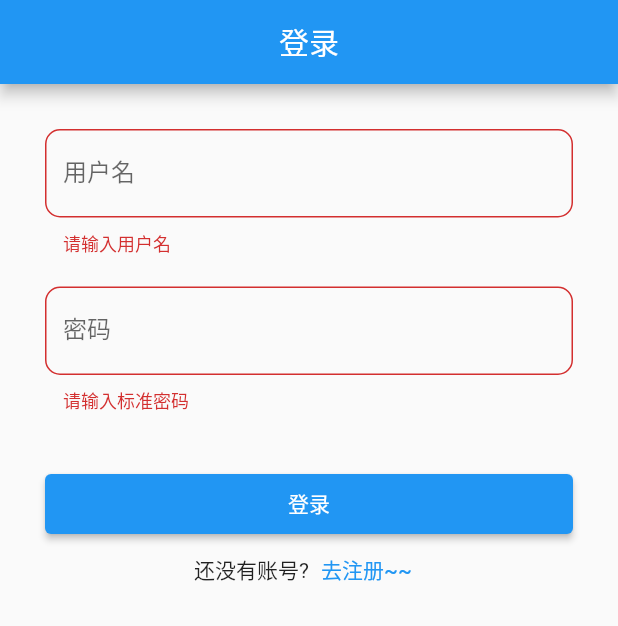
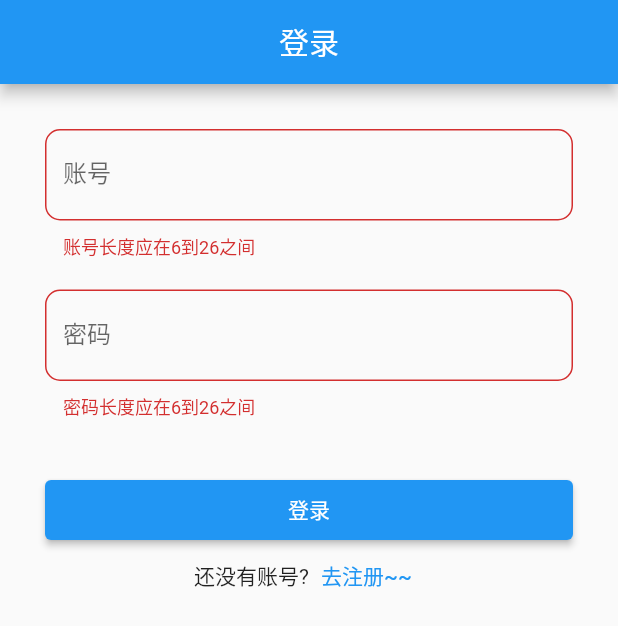
Before and after one commit to lianhuahe/kuangchang_project, a Flutter app: the screen it shows after launch, after a tap on "登录", on a phone screen of 412 x 824 dp. Shown: the top 626 px of the screen. Run offline on Flutter 3.47's test engine with Material 2 defaults, Android fonts, the phone set to English and light mode, and no system bars; our stand-ins replace cached_network_image, fluro, flutter_swiper_null_safety, get, image_picker; missing offline and left inert: gzx_dropdown_menu, protobuf, shake_animation_widget; network calls fail; statements that could not run were skipped; project files that could hold a hidden picture were left out.

Commit message:
规范登录，注册页

```diff
--- a/kuangchang_app/lib/login.dart
+++ b/kuangchang_app/lib/login.dart
@@ -150,7 +150,7 @@ StreamBuilder<String> buildUserNameWidget() {
                 InputDecoration(
                   //红色的错误提示文本
                   errorText: snapshot.data,
-                  labelText: "用户名",
+                  labelText: "账号",
                   //设置上下左右 都有边框
                   //设置四个角的弧度
                   border: OutlineInputBorder(
@@ -159,7 +159,8 @@ StreamBuilder<String> buildUserNameWidget() {
                   ),
                 )
 
-            ));
+            )
+        );
       });
 }
 
--- a/kuangchang_app/lib/pages/home/index.dart
+++ b/kuangchang_app/lib/pages/home/index.dart
@@ -4,6 +4,7 @@ import 'package:kuangchang_app/pages/login.dart';
 
 import '../deal_manage/index.dart';
 import '../news/news_page.dart';
+import 'tab_profile/index.dart';
 //4个tab内容区
 List<Widget> tabViewList=
 [
@@ -33,7 +34,7 @@ class _HomePageState extends State<HomePage> {
   static const List<Widget> _widgetOptions = <Widget>[
     TopnavigationPage(),
     NewsPage(),
-    DealManagePage(),
+    TabProfilePage(),
   ];
 
   void _onItemTapped(int index) {
--- /dev/null
+++ b/kuangchang_app/lib/pages/home/tab_seach/filter_bar/data.dart
@@ -0,0 +1,25 @@
+class FilterBarResult{
+  final String? priceID;
+  final String? scoreID;
+  final List<String>? moreIds;
+  FilterBarResult({this.priceID,this.scoreID,this.moreIds});
+}
+
+//通用类型
+class GeneralType{
+  final String? name;
+  final String? id;
+
+  GeneralType(this.name,this.id);
+}
+
+List<GeneralType> priceList = [
+  GeneralType('由小到大','11'),
+  GeneralType('由大到小','22'),
+];
+
+
+List<GeneralType> scoreList = [
+  GeneralType('由小到大','11'),
+  GeneralType('由大到小','22'),
+];
--- a/kuangchang_app/lib/pages/login.dart
+++ b/kuangchang_app/lib/pages/login.dart
@@ -98,7 +98,8 @@ class _LoginPageState extends State<LoginPage> {
                 TextButton(
                   // 一个注册按钮
                     onPressed: () {
-                      Get.offNamed('/register');
+                      Get.toNamed('/register');
+                      print('login');
                       //跳转到注册界面
                     },
                     child: Text('去注册~~'))
@@ -136,27 +137,20 @@ StreamBuilder<String> buildUserNameWidget() {
             isForward: false,
             //抖动控制器
             shakeAnimationController: _userNameAnimation,
-            child:  TextField(
+            child: new TextField(
               //焦点控制
               focusNode: _userNameFocusNode,
               //文本控制器
               controller: _userNameController,
               //键盘回车键点击回调
-              onSubmitted: (String value) {
-                //点击校验，如果有内容输入 输入焦点跳入下一个输入框
-                if (checkUserName()) {
-              _userNameFocusNode.unfocus();
-              FocusScope.of(context).requestFocus(_passwordFocusNode);
-            } else {
-              FocusScope.of(context).requestFocus(_userNameFocusNode);
-            }
-          },
                 //边框样式设置
                 decoration:
                 InputDecoration(
                   //红色的错误提示文本
                   errorText: snapshot.data,
-                  labelText: "用户名",
+                  labelText: "账号",
+                  hintText: '请输入6~26个字母，数字，下划线组成的账号',
+                  hintStyle: TextStyle(fontSize: 14.0),
                   //设置上下左右 都有边框
                   //设置四个角的弧度
                   border: OutlineInputBorder(
@@ -184,13 +178,6 @@ StreamBuilder<String> buildUserPasswordWidget() {
         child: new TextField(
           focusNode: _passwordFocusNode,
           controller: _passwordController,
-          onSubmitted: (String value) {
-            if (checkUserPassword()) {
-              //loginFunction();
-            } else {
-              FocusScope.of(context).requestFocus(_passwordFocusNode);
-            }
-          },
           //隐藏输入的文本
           obscureText: true,
           //最大可输入1行
@@ -198,6 +185,8 @@ StreamBuilder<String> buildUserPasswordWidget() {
           //边框样式设置
           decoration: InputDecoration(
             labelText: "密码",
+            hintText: '请输入6~26个字母，数字，下划线组成的密码',
+            hintStyle: TextStyle(fontSize: 14.0),
             errorText: snapshot.data,
             border: OutlineInputBorder(
               borderRadius: BorderRadius.all(Radius.circular(10)),
@@ -213,27 +202,49 @@ StreamBuilder<String> buildUserPasswordWidget() {
 bool checkUserName() {
   //获取输入框中的输入文本
   String userName = _userNameController.text;
-  if (userName.length == 0) {
+  if (userName.length < 6||userName.length > 26) {
     //Stream 事件流更新提示文案
-    _userNameStream.add("请输入用户名");
+    _userNameStream.add("账号长度应在6到26之间");
     //抖动动画开启
     _userNameAnimation.start();
     return false;
-  } else {
+  }
+  else if (userName.contains(new RegExp(r'[^\w]'))) {
+    //Stream 事件流更新提示文案
+    _userNameStream.add("请输入规范账号");
+    //抖动动画开启
+    _userNameAnimation.start();
+    return false;
+  }
+
+  else {
     //清除错误提示
-    _userNameStream.add("");
+    //_userNameStream.add("");
     return true;
   }
 }
 
 bool checkUserPassword() {
   String userPassrowe = _passwordController.text;
-  if (userPassrowe.length < 6) {
-    _userPasswordStream.add("请输入标准密码");
+  if (userPassrowe.length < 6||userPassrowe.length > 26) {
+    //Stream 事件流更新提示文案
+    _userPasswordStream.add("密码长度应在6到26之间");
+    //抖动动画开启
     _userPasswordAnimation.start();
     return false;
-  } else {
-    _userPasswordStream.add("");
+  }
+  else if (userPassrowe.contains(new RegExp(r'[^\w]'))) {
+    //Stream 事件流更新提示文案
+    _userPasswordStream.add("请输入规范密码");
+    //抖动动画开启
+    _userPasswordAnimation.start();
+    return false;
+  }
+
+  else {
+    //清除错误提示
+    //_userPasswordStream.add("");
     return true;
   }
+
 }
--- a/kuangchang_app/lib/routes.dart
+++ b/kuangchang_app/lib/routes.dart
@@ -3,7 +3,6 @@ import 'package:fluro/fluro.dart';
 import 'package:kuangchang_app/pages/home/tab_index/topnavigation.dart';
 import 'package:kuangchang_app/pages/login.dart';
 import 'package:kuangchang_app/pages/reward_add/index.dart';
-import 'package:kuangchang_app/widgets/page_content.dart';
 import 'pages/home/index.dart';
 
 import 'pages/not_found.dart';
```
Also changed, not shown: kuangchang_app/lib/pages/home/tab_profile/index.dart (added, +14 -0 lines), kuangchang_app/lib/pages/register.dart (+40 -57 lines), kuangchang_app/lib/server_connection.dart (+14 -25 lines), kuangchang_app/lib/pages/home/tab_seach/filter_bar/index.dart (added).
